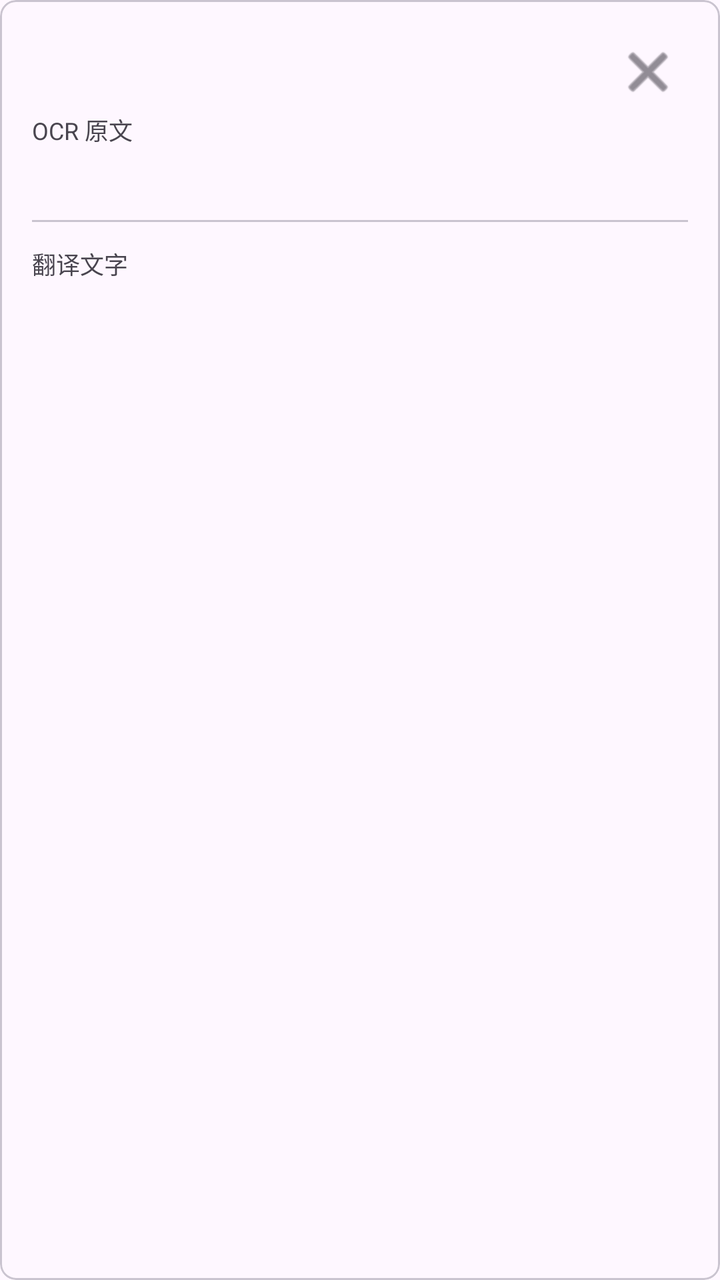
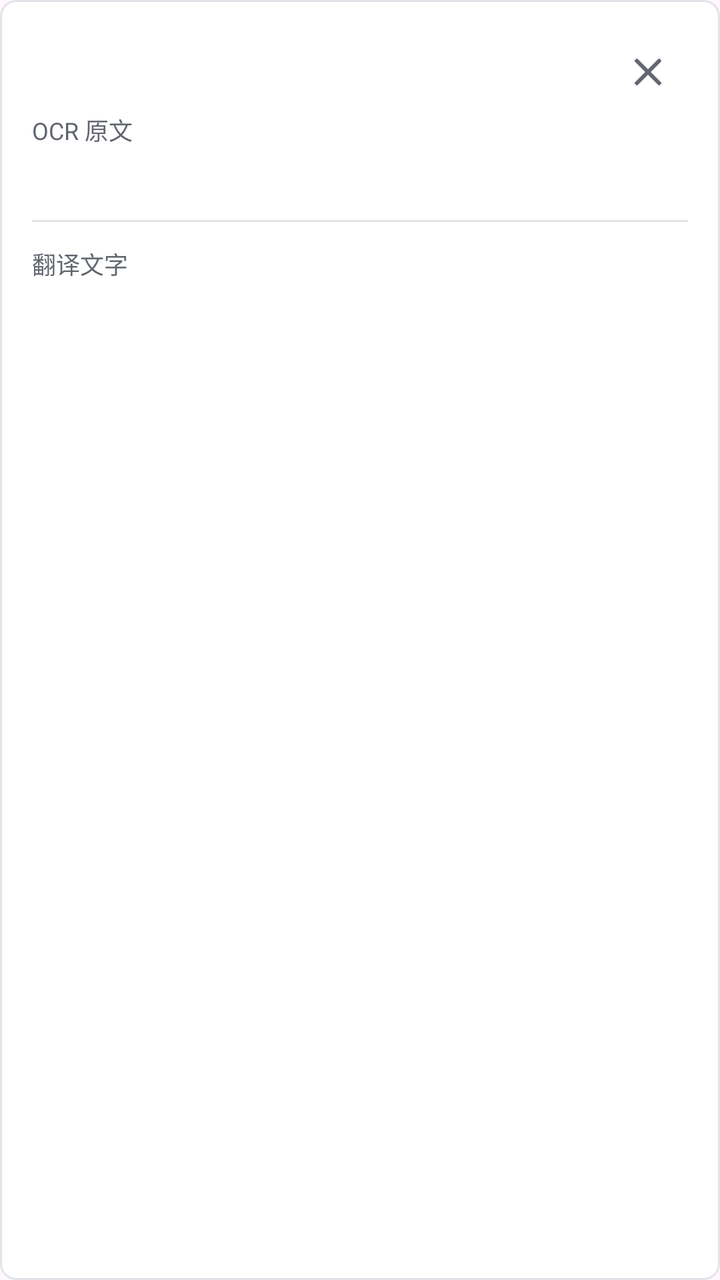

The first picture is an Android layout as it rendered before a commit; the second is the same layout after the commit. The layout source and the unified diff follow.
<!-- AndroidManifest.xml: application theme Theme.ImageTranslate -->
<!-- res/layout/popup_replacement_info.xml -->
<?xml version="1.0" encoding="utf-8"?>
<com.google.android.material.card.MaterialCardView
    xmlns:android="http://schemas.android.com/apk/res/android"
    xmlns:app="http://schemas.android.com/apk/res-auto"
    android:layout_width="match_parent"
    android:layout_height="match_parent"
    app:cardBackgroundColor="?attr/colorSurface"
    app:cardCornerRadius="8dp"
    app:cardElevation="0dp"
    app:strokeColor="?attr/colorOutlineVariant"
    app:strokeWidth="1dp">

    <LinearLayout
        android:layout_width="match_parent"
        android:layout_height="match_parent"
        android:orientation="vertical"
        android:padding="16dp">

        <LinearLayout
            android:layout_width="match_parent"
            android:layout_height="40dp"
            android:gravity="center_vertical"
            android:orientation="horizontal">

            <TextView
                android:id="@+id/tvReplacementNumber"
                android:layout_width="0dp"
                android:layout_height="wrap_content"
                android:layout_weight="1"
                android:textColor="?attr/colorOnSurface"
                android:textSize="18sp"
                android:textStyle="bold" />

            <ImageButton
                android:id="@+id/btnCloseReplacementInfo"
                android:layout_width="40dp"
                android:layout_height="40dp"
                android:background="?attr/selectableItemBackgroundBorderless"
                android:contentDescription="关闭"
                android:padding="10dp"
                android:src="@android:drawable/ic_menu_close_clear_cancel"
                app:tint="?attr/colorOnSurfaceVariant" />
        </LinearLayout>

        <ScrollView
            android:layout_width="match_parent"
            android:layout_height="0dp"
            android:layout_weight="1"
            android:fillViewport="true"
            android:overScrollMode="ifContentScrolls">

            <LinearLayout
                android:layout_width="match_parent"
                android:layout_height="wrap_content"
                android:orientation="vertical">

                <TextView
                    android:layout_width="wrap_content"
                    android:layout_height="wrap_content"
                    android:text="OCR 原文"
                    android:textColor="?attr/colorOnSurfaceVariant"
                    android:textSize="12sp" />

                <TextView
                    android:id="@+id/tvOcrSource"
                    android:layout_width="match_parent"
                    android:layout_height="wrap_content"
                    android:layout_marginTop="4dp"
                    android:textColor="?attr/colorOnSurface"
                    android:textIsSelectable="true"
                    android:textSize="15sp" />

                <View
                    android:layout_width="match_parent"
                    android:layout_height="1dp"
                    android:layout_marginVertical="12dp"
                    android:background="?attr/colorOutlineVariant" />

                <TextView
                    android:layout_width="wrap_content"
                    android:layout_height="wrap_content"
                    android:text="翻译文字"
                    android:textColor="?attr/colorOnSurfaceVariant"
                    android:textSize="12sp" />

                <TextView
                    android:id="@+id/tvTranslation"
                    android:layout_width="match_parent"
                    android:layout_height="wrap_content"
                    android:layout_marginTop="4dp"
                    android:textColor="?attr/colorOnSurface"
                    android:textIsSelectable="true"
                    android:textSize="15sp" />
            </LinearLayout>
        </ScrollView>

        <TextView
            android:id="@+id/tvOcrConsensus"
            android:layout_width="match_parent"
            android:layout_height="wrap_content"
            android:layout_marginTop="12dp"
            android:textColor="?attr/colorOnSurfaceVariant"
            android:textSize="12sp" />
    </LinearLayout>
</com.google.android.material.card.MaterialCardView>
<!-- resources referenced by this layout -->
<resources>
  <style name="Theme.ImageTranslate" parent="Theme.Material3.Light.NoActionBar">
          <item name="colorPrimary">#1976D2</item>
          <item name="colorOnPrimary">@android:color/white</item>
      </style>
</resources>

<!-- the commit's change to res/layout/popup_replacement_info.xml (unified diff, before → after) -->
@@ -38,7 +38,8 @@
                 android:background="?attr/selectableItemBackgroundBorderless"
                 android:contentDescription="关闭"
                 android:padding="10dp"
-                android:src="@android:drawable/ic_menu_close_clear_cancel"
+                android:src="@drawable/ic_close"
+                android:stateListAnimator="@animator/press_scale"
                 app:tint="?attr/colorOnSurfaceVariant" />
         </LinearLayout>
 
<!-- resource entries referenced after the edit -->
@@ -1,8 +1,51 @@
 <!-- resources referenced by this layout -->
 <resources>
+  <!-- drawable ic_close (drawable) -->
+  <?xml version="1.0" encoding="utf-8"?>
+  <vector xmlns:android="http://schemas.android.com/apk/res/android"
+      android:width="24dp"
+      android:height="24dp"
+      android:viewportWidth="24"
+      android:viewportHeight="24">
+      <path
+          android:fillColor="@android:color/white"
+          android:pathData="M18.3,5.71a0.996,0.996 0,0 0,-1.41 0L12,10.59 7.11,5.7A0.996,0.996 0,1 0,5.7 7.11L10.59,12 5.7,16.89a0.996,0.996 0,1 0,1.41 1.41L12,13.41l4.89,4.89a0.996,0.996 0,1 0,1.41 -1.41L13.41,12l4.89,-4.89c0.38,-0.38 0.38,-1.02 0,-1.4z" />
+  </vector>
   <style name="Theme.ImageTranslate" parent="Theme.Material3.Light.NoActionBar">
-          <item name="colorPrimary">#1976D2</item>
-          <item name="colorOnPrimary">@android:color/white</item>
+          <item name="colorPrimary">@color/primary</item>
+          <item name="colorOnPrimary">@color/on_primary</item>
+          <item name="colorPrimaryContainer">@color/primary_container</item>
+          <item name="colorOnPrimaryContainer">@color/on_primary_container</item>
+          <item name="colorSecondary">@color/secondary</item>
+          <item name="colorOnSecondary">@color/on_secondary</item>
+          <item name="colorSurface">@color/surface</item>
+          <item name="colorSurfaceContainerLowest">@color/surface_container_lowest</item>
+          <item name="colorSurfaceContainerLow">@color/surface_container_low</item>
+          <item name="colorOnSurface">@color/on_surface</item>
+          <item name="colorOnSurfaceVariant">@color/on_surface_variant</item>
+          <item name="colorOutline">@color/outline</item>
+          <item name="colorOutlineVariant">@color/outline_variant</item>
+          <item name="android:colorAccent">@color/primary</item>
+          <item name="android:fontFamily">sans-serif</item>
+          <item name="android:navigationBarColor">@color/surface</item>
+          <item name="android:statusBarColor">@color/surface_container_low</item>
+          <item name="android:windowActionModeOverlay">true</item>
+          <item name="android:windowLightNavigationBar">true</item>
+          <item name="android:windowLightStatusBar">true</item>
+          <item name="android:windowNoTitle">true</item>
       </style>
+  <color name="primary">#315CC8</color>
+  <color name="on_primary">#FFFFFF</color>
+  <color name="primary_container">#E8EEFF</color>
+  <color name="on_primary_container">#17326F</color>
+  <color name="secondary">#18766E</color>
+  <color name="on_secondary">#FFFFFF</color>
+  <color name="surface">#FFFFFF</color>
+  <color name="surface_container_lowest">#FBFCFE</color>
+  <color name="surface_container_low">#F5F6F8</color>
+  <color name="on_surface">#1B1D21</color>
+  <color name="on_surface_variant">#62666F</color>
+  <color name="outline">#B6BAC3</color>
+  <color name="outline_variant">#E1E3E8</color>
 </resources>
 
